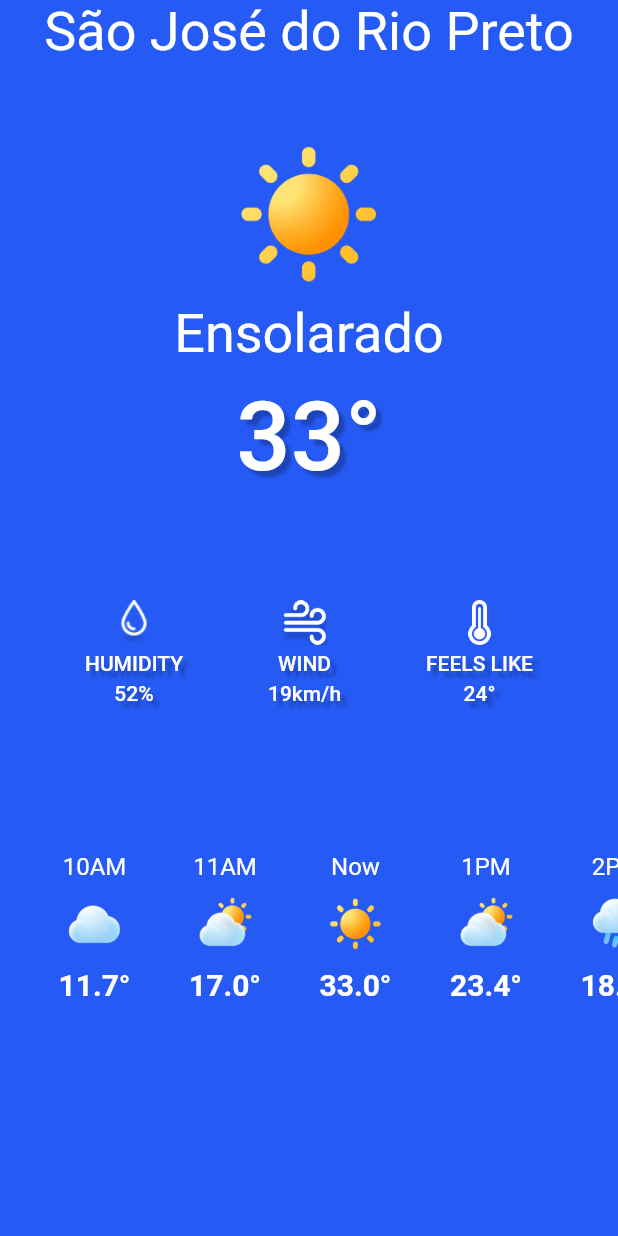
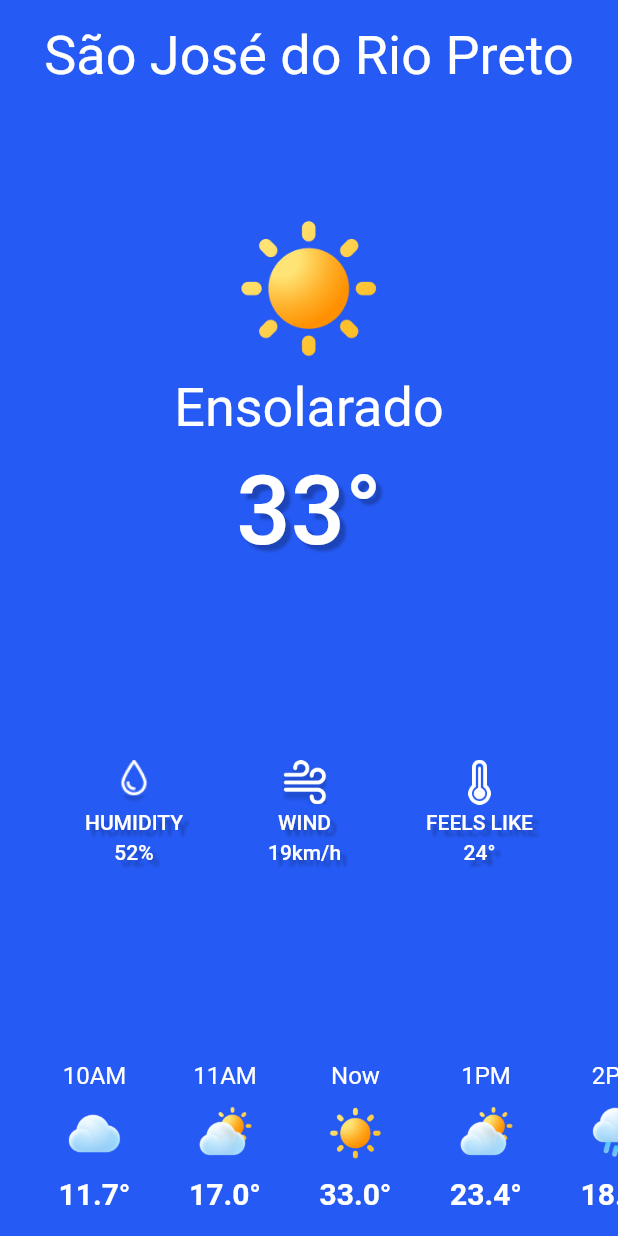
Before and after one commit to denisduarth/weather_app, a Flutter app: the screen it shows after launch, on a phone screen of 412 x 824 dp. Run offline on Flutter 3.47's test engine with Material 2 defaults, Android fonts, the phone set to English and light mode, and no system bars.

Commit message:
Adicionando o spaceAround dentro do SpaceArea

```diff
--- a/lib/main.dart
+++ b/lib/main.dart
@@ -14,12 +14,13 @@ class WheaterApp extends StatelessWidget {
             backgroundColor: Color(0xff255AF4),
             body: SafeArea(
               child: Column(
+                mainAxisAlignment: MainAxisAlignment.spaceAround,
                 children: <Widget>[
                   Text("São José do Rio Preto", style: titleStyle),
 
                   Container(
                     height: 234,
-                    margin: EdgeInsets.only(top: 53),
+                    margin: EdgeInsets.only(top: 53, bottom: 24),
                     child: Column(
                       mainAxisAlignment: MainAxisAlignment.spaceBetween,
                       children: [
```
